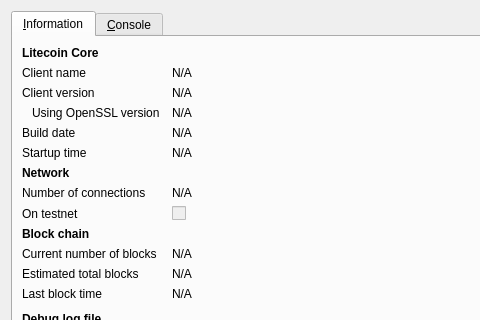
Above: src/qt/forms/rpcconsole.ui from pierce403/faircoin before the change; both pictures show x 0 to 480 and y 0 to 320 of the 740 by 450 pixel window. Below: the same form after it.
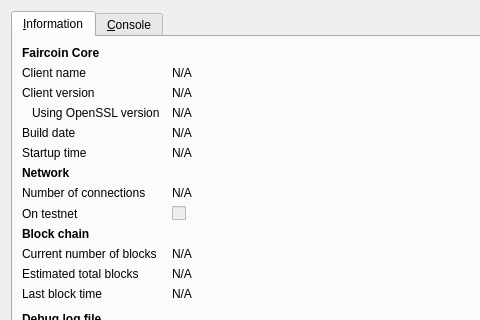
That is the form after the change. Icons and pictures are not drawn.

Commit message: string swapping litecoin to faircoin

```diff
--- a/src/qt/forms/rpcconsole.ui
+++ b/src/qt/forms/rpcconsole.ui
@@ -36,7 +36,7 @@
           </font>
          </property>
          <property name="text">
-          <string>Litecoin Core</string>
+          <string>Faircoin Core</string>
          </property>
         </widget>
        </item>
```
Left out of the diff: 6 changed lines with no effect on the pictures. The commit also changes 107 other files.
